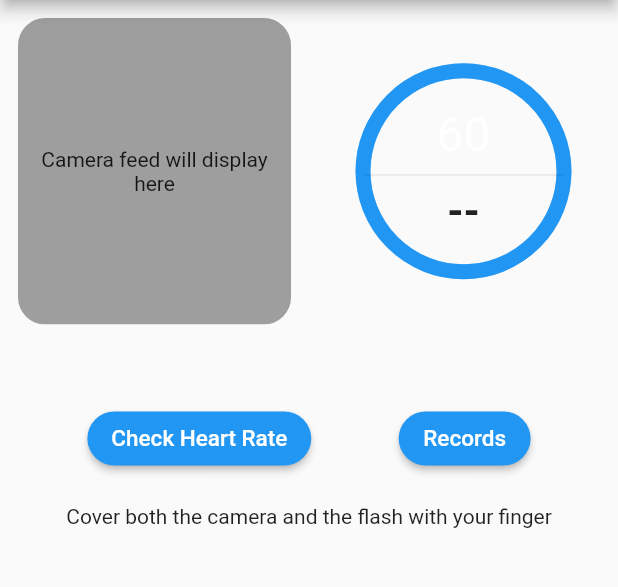
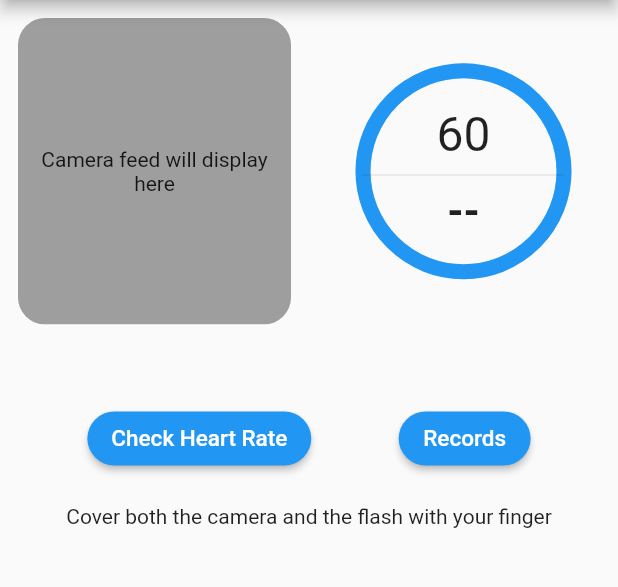
Before and after one commit to smaranjitghose/Upcharika, a Flutter app: the HomePage screen opened directly, on a phone screen of 412 x 824 dp, the part 84-671 px from its top. Run offline on Flutter 3.47's test engine with Material 2 defaults, Android fonts, the light colour scheme and no system bars; our stand-ins replace camera, charts_flutter, shared_preferences, wakelock; missing offline and left inert: flutter_card_swipper, shared_preferences_web; accounts and stored records are empty.

Commit message:
added dark theme to card and text

```diff
--- a/lib/HeartRate.dart
+++ b/lib/HeartRate.dart
@@ -37,7 +37,6 @@ class _HeartRateState extends State<HeartRate> {
   @override
   Widget build(BuildContext context) {
     return Scaffold(
-
       body: FutureBuilder<List<List>>(
         future:
             _read(), // this is the function which will return data to us in future
@@ -70,7 +69,6 @@ class _HeartRateState extends State<HeartRate> {
                     itemCount: snapshot.data.length,
                     itemBuilder: (context, index) {
                       return Card(
-                        color: Colors.blue[100],
                         shape: RoundedRectangleBorder(
                             borderRadius: BorderRadius.circular(10)),
                         child: ListTile(
--- a/lib/homePage.dart
+++ b/lib/homePage.dart
@@ -168,7 +168,6 @@ class HomePageView extends State<HomePage>
                             current: seconds,
                             total: 60,
                             bpm: _bpm,
-                            textColor: Colors.white,
                           ),
                           // Text(
                           //   "Estimated Heart Rate(BPM)",
--- a/lib/timer.dart
+++ b/lib/timer.dart
@@ -59,7 +59,7 @@ class CountDownTimer extends StatelessWidget {
     this.fontSize = 32.0,
     this.bgColor,
     this.color,
-    this.textColor = Colors.black,
+    this.textColor,
     this.bpm,
   });
 
```
